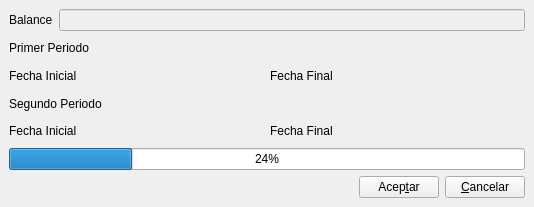
Old version of the form bulmages/bulmacont/src/contabilidad/canualesprintbase.ui in the repository eboladev/Bulmages-1.
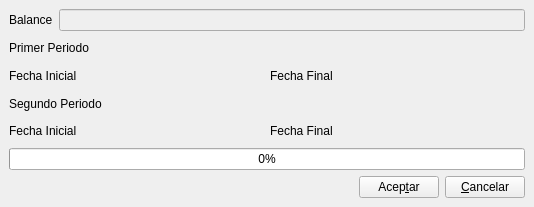
New version of the form. Icons and pictures are not drawn. Custom widgets are drawn as their Qt base class.

The edit to the form file:
```diff
--- a/bulmages/bulmacont/src/contabilidad/canualesprintbase.ui
+++ b/bulmages/bulmacont/src/contabilidad/canualesprintbase.ui
@@ -125,7 +125,7 @@
    <item>
     <widget class="QProgressBar" name="progressBar" >
      <property name="value" >
-      <number>24</number>
+      <number>0</number>
      </property>
      <property name="orientation" >
       <enum>Qt::Horizontal</enum>
```
Left out of the diff: 12 changed lines with no effect on the pictures.
